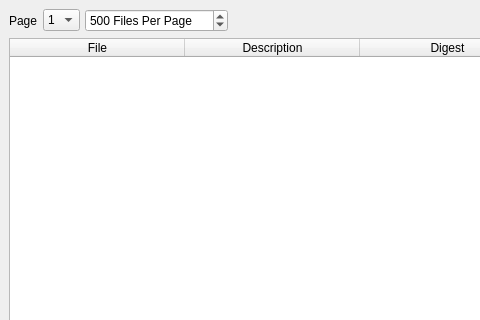
Qt form UI/biblioteq_files.ui (textbrowser/biblioteq) before a commit; both pictures show x 0 to 480 and y 0 to 320 of the 800 by 600 pixel window.
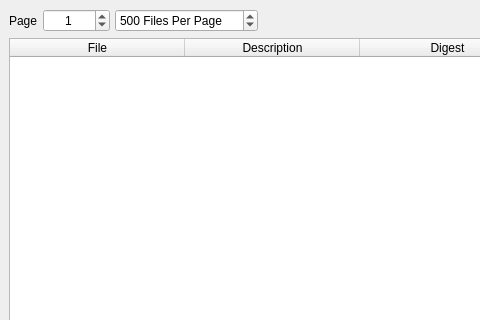
The same form after that commit. Icons and pictures are not drawn.

Commit message: Replaced widget in Files Browser.

```diff
--- a/UI/biblioteq_files.ui
+++ b/UI/biblioteq_files.ui
@@ -32,15 +32,25 @@
        </widget>
       </item>
       <item>
-       <widget class="QComboBox" name="page">
-        <property name="sizeAdjustPolicy">
-         <enum>QComboBox::AdjustToContents</enum>
+       <widget class="QSpinBox" name="page">
+        <property name="wrapping">
+         <bool>true</bool>
         </property>
-        <item>
-         <property name="text">
-          <string>1</string>
-         </property>
-        </item>
+        <property name="alignment">
+         <set>Qt::AlignCenter</set>
+        </property>
+        <property name="accelerated">
+         <bool>true</bool>
+        </property>
+        <property name="minimum">
+         <number>1</number>
+        </property>
+        <property name="maximum">
+         <number>999999999</number>
+        </property>
+        <property name="value">
+         <number>1</number>
+        </property>
        </widget>
       </item>
       <item>
```
The commit also changes 4 other files.
